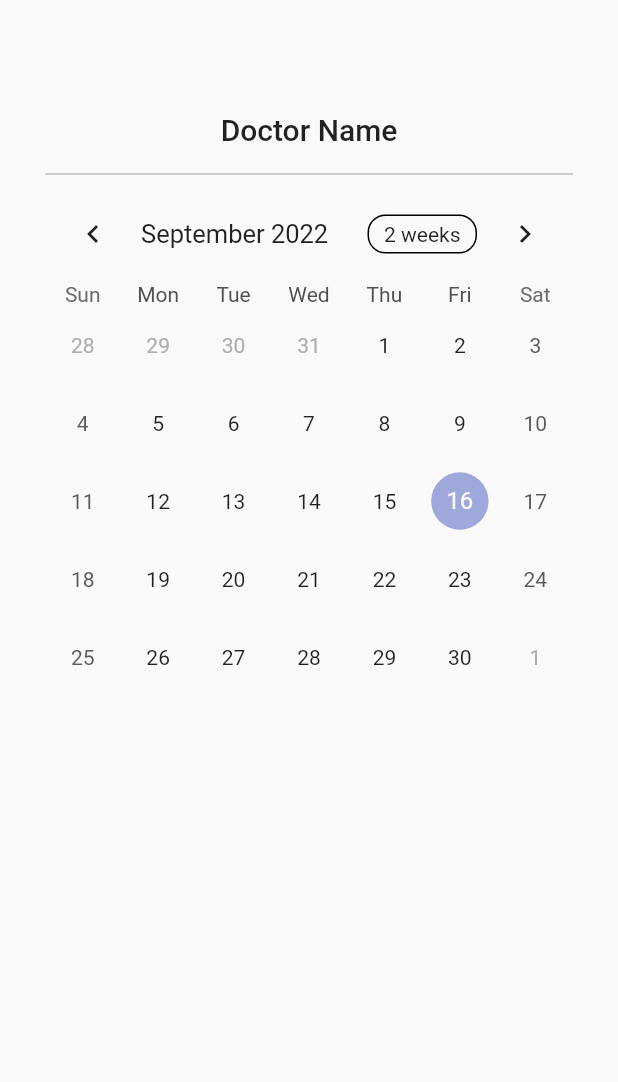
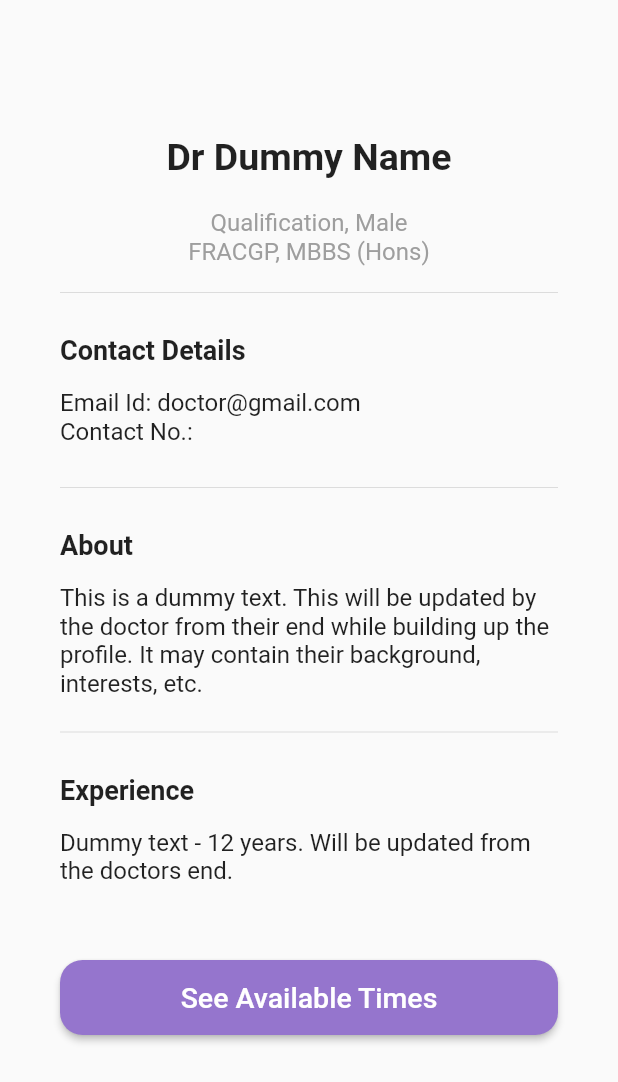
Before and after one commit to maansiarora/SEPT-Project--Almost-5, a Flutter app: the screen it shows after launch, on a phone screen of 412 x 824 dp. Shown: the top 1082 px of the screen. Run offline on Flutter 3.47's test engine with Material 2 defaults, Android fonts, the light colour scheme and no system bars; drawn by our look-alikes of table_calendar.

Commit message:
doctor's profile display to patient page

```diff
--- a/frontend/lib/main.dart
+++ b/frontend/lib/main.dart
@@ -1,4 +1,5 @@
 import 'package:flutter/material.dart';
+import 'package:sept/pages/doctorsProfile.dart';
 import 'pages/doctorSignUp.dart';
 import 'pages/choiceLogin.dart';
 import 'pages/patientSignUp.dart';
@@ -10,8 +11,9 @@ import 'pages/adminLogin.dart';
 import 'pages/bookingMain.dart';
 import 'pages/newAppointment.dart';
 import 'pages/calender.dart';
+import 'pages/doctorsProfile.dart';
 
-void main() => runApp(MaterialApp(initialRoute: '/calender', routes: {
+void main() => runApp(MaterialApp(initialRoute: '/doctorsProfile', routes: {
       '/choiceLogin': (context) => const choiceLogin(),
       '/doctorSignUp': (context) => const doctorSignUp(),
       '/patientSignUp': (context) => const patientSignUp(),
@@ -23,4 +25,5 @@ void main() => runApp(MaterialApp(initialRoute: '/calender', routes: {
       '/bookingMain': (context) => const bookingMain(),
       '/newAppointment': (context) => const newAppointment(),
       '/calender': (context) => calender(),
+      '/doctorsProfile': (context) => const doctorsProfile(),
     }));
--- a/frontend/lib/pages/calender.dart
+++ b/frontend/lib/pages/calender.dart
@@ -1,6 +1,5 @@
 import 'package:flutter/material.dart';
 import 'package:intl/date_symbol_data_local.dart';
-import 'package:syncfusion_flutter_calendar/calendar.dart';
 import 'package:table_calendar/table_calendar.dart';
 
 void main() {
--- /dev/null
+++ b/frontend/lib/pages/doctorsProfile.dart
@@ -0,0 +1,169 @@
+import 'package:flutter/material.dart';
+import 'calender.dart';
+
+void main() => runApp(const doctorsProfile());
+
+class doctorsProfile extends StatelessWidget {
+  const doctorsProfile({Key? key}) : super(key: key);
+
+  //static const String _title = '';
+
+  @override
+  Widget build(BuildContext context) {
+    return const MaterialApp(
+      //title: _title,
+      home: Scaffold(
+        //appBar: AppBar(title: const Text(_title)),
+        body: MydoctorsProfile(),
+      ),
+    );
+  }
+}
+
+class MydoctorsProfile extends StatefulWidget {
+  const MydoctorsProfile({Key? key}) : super(key: key);
+
+  @override
+  State<MydoctorsProfile> createState() => _MydoctorsProfile();
+}
+
+class _MydoctorsProfile extends State<MydoctorsProfile> {
+  TextEditingController nameController = TextEditingController();
+  TextEditingController passwordController = TextEditingController();
+
+  @override
+  Widget build(BuildContext context) {
+    return Padding(
+        padding: const EdgeInsets.all(10),
+        child: ListView(
+          children: <Widget>[
+            Container(
+                alignment: Alignment.center,
+                padding: const EdgeInsets.fromLTRB(30, 80, 30, 10),
+                child: const Text(
+                  'Dr Dummy Name',
+                  textAlign: TextAlign.center,
+                  style: TextStyle(
+                    fontSize: 25,
+                    fontWeight: FontWeight.w600,
+                  ),
+                )),
+            Container(
+              alignment: Alignment.center,
+              padding: const EdgeInsets.fromLTRB(30, 10, 30, 10),
+              child: const Text(
+                'Qualification, Male\nFRACGP, MBBS (Hons)',
+                textAlign: TextAlign.center,
+                style: TextStyle(
+                  fontSize: 16,
+                  fontWeight: FontWeight.w400,
+                  color: Colors.grey,
+                ),
+              ),
+            ),
+            const Padding(
+                padding: EdgeInsets.fromLTRB(30, 0, 30, 20),
+                child: Divider(
+                  color: Colors.black12,
+                )),
+            Container(
+                //alignment: Alignment.center,
+                padding: const EdgeInsets.fromLTRB(30, 0, 30, 10),
+                child: const Text(
+                  'Contact Details',
+                  //textAlign: TextAlign.center,
+                  style: TextStyle(
+                    fontSize: 18,
+                    fontWeight: FontWeight.w600,
+                  ),
+                )),
+            Container(
+                //alignment: Alignment.center,
+                padding: const EdgeInsets.fromLTRB(30, 5, 30, 20),
+                child: const Text(
+                  'Email Id: doctor@gmail.com\nContact No.: ',
+                  //textAlign: TextAlign.center,
+                  style: TextStyle(
+                    fontSize: 16,
+                    fontWeight: FontWeight.w400,
+                  ),
+                )),
+            const Padding(
+                padding: EdgeInsets.fromLTRB(30, 0, 30, 10),
+                child: Divider(
+                  color: Colors.black12,
+                )),
+            Container(
+                //alignment: Alignment.center,
+                padding: const EdgeInsets.fromLTRB(30, 10, 30, 10),
+                child: const Text(
+                  'About',
+                  //textAlign: TextAlign.center,
+                  style: TextStyle(
+                    fontSize: 18,
+                    fontWeight: FontWeight.w600,
+                  ),
+                )),
+            Container(
+                //alignment: Alignment.center,
+                padding: const EdgeInsets.fromLTRB(30, 5, 30, 5),
+                child: const Text(
+                  'This is a dummy text. This will be updated by the doctor from their end while building up the profile. It may contain their background, interests, etc.',
+                  //textAlign: TextAlign.center,
+                  style: TextStyle(
+                    fontSize: 16,
+                    fontWeight: FontWeight.w400,
+                  ),
+                )),
+            const Padding(
+                padding: EdgeInsets.fromLTRB(30, 10, 30, 10),
+                child: Divider(
+                  color: Colors.black12,
+                )),
+            Container(
+                //alignment: Alignment.center,
+                padding: const EdgeInsets.fromLTRB(30, 10, 30, 10),
+                child: const Text(
+                  'Experience',
+                  //textAlign: TextAlign.center,
+                  style: TextStyle(
+                    fontSize: 18,
+                    fontWeight: FontWeight.w600,
+                  ),
+                )),
+            Container(
+                //alignment: Alignment.center,
+                padding: const EdgeInsets.fromLTRB(30, 5, 30, 30),
+                child: const Text(
+                  'Dummy text - 12 years. Will be updated from the doctors end.',
+                  //textAlign: TextAlign.center,
+                  style: TextStyle(
+                    fontSize: 16,
+                    fontWeight: FontWeight.w400,
+                  ),
+                )),
+            Container(
+                height: 70,
+                padding: const EdgeInsets.fromLTRB(30, 20, 30, 0),
+                child: ElevatedButton(
+                  onPressed: () {
+                    Navigator.push(
+                      context,
+                      MaterialPageRoute(builder: (context) => calender()),
+                    );
+                  },
+                  style: ElevatedButton.styleFrom(
+                    shape: RoundedRectangleBorder(
+                      borderRadius: BorderRadius.circular(15.0),
+                    ),
+                    primary: Colors.deepPurple[300],
+                  ),
+                  child: const Text('See Available Times',
+                      style: TextStyle(
+                        fontSize: 19,
+                      )),
+                )),
+          ],
+        ));
+  }
+}
--- a/frontend/pubspec.yaml
+++ b/frontend/pubspec.yaml
@@ -30,7 +30,7 @@ dependencies:
   flutter:
     sdk: flutter
   table_calendar: ^3.0.0
-  syncfusion_flutter_calendar: ^19.1.55
+
 
   # The following adds the Cupertino Icons font to your application.
   # Use with the CupertinoIcons class for iOS style icons.
```
Also changed, not shown: frontend/pubspec.lock.
